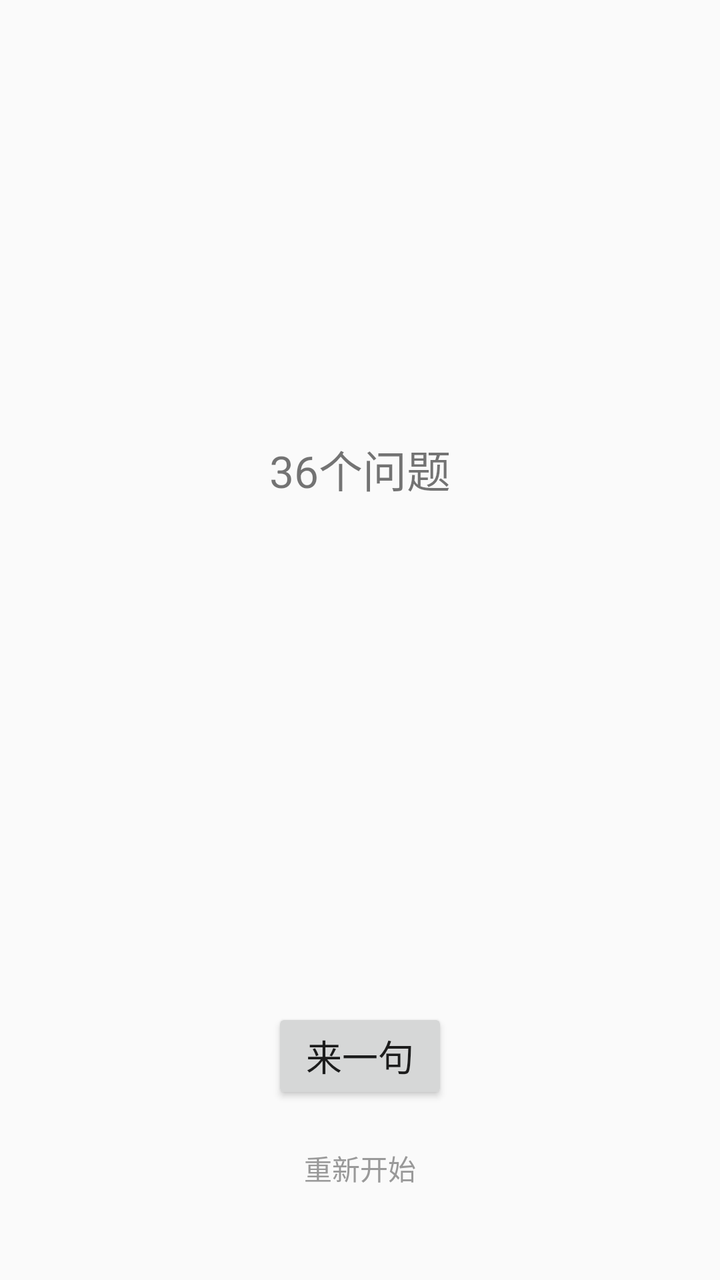
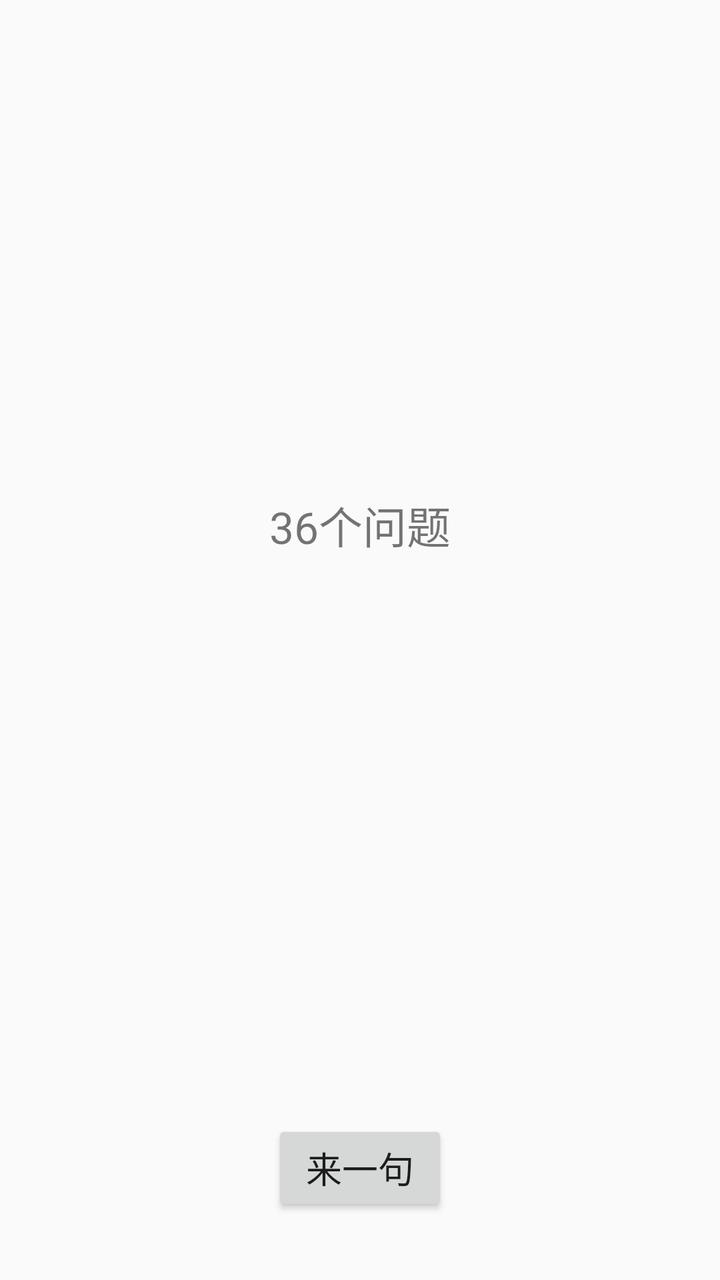

Screens rendered from an Android XML layout before and after an edit, with the pre-edit source and the edit as a unified diff.
<!-- AndroidManifest.xml: application theme AppTheme -->
<!-- res/layout/activity_main.xml -->
<?xml version="1.0" encoding="utf-8"?>
<LinearLayout xmlns:android="http://schemas.android.com/apk/res/android"
    android:layout_width="match_parent"
    android:layout_height="match_parent"
    android:orientation="vertical"
    android:gravity="center"
    android:padding="32dp">

    <TextView
        android:id="@+id/textView"
        android:layout_width="match_parent"
        android:layout_height="0dp"
        android:layout_weight="1"
        android:gravity="center"
        android:textSize="22sp"
        android:lineSpacingMultiplier="1.3"
        android:text="@string/app_name" />

    <TextView
        android:id="@+id/countView"
        android:layout_width="wrap_content"
        android:layout_height="wrap_content"
        android:layout_marginTop="16dp"
        android:textSize="14sp"
        android:textColor="#999999" />

    <Button
        android:id="@+id/button"
        android:layout_width="wrap_content"
        android:layout_height="wrap_content"
        android:layout_marginTop="32dp"
        android:text="@string/button_label"
        android:textSize="18sp" />

    <Button
        android:id="@+id/resetButton"
        style="?android:attr/borderlessButtonStyle"
        android:layout_width="wrap_content"
        android:layout_height="wrap_content"
        android:layout_marginTop="8dp"
        android:text="@string/reset_label"
        android:textColor="#999999" />

</LinearLayout>
<!-- resources referenced by this layout -->
<resources>
  <string name="app_name">36个问题</string>
  <string name="button_label">来一句</string>
  <string name="reset_label">重新开始</string>
  <style name="AppTheme" parent="android:Theme.Material.Light.NoActionBar">
          <item name="android:windowBackground">#FAFAFA</item>
      </style>
</resources>

<!-- the commit's change to res/layout/activity_main.xml (unified diff, before → after) -->
@@ -32,13 +32,4 @@
         android:text="@string/button_label"
         android:textSize="18sp" />
 
-    <Button
-        android:id="@+id/resetButton"
-        style="?android:attr/borderlessButtonStyle"
-        android:layout_width="wrap_content"
-        android:layout_height="wrap_content"
-        android:layout_marginTop="8dp"
-        android:text="@string/reset_label"
-        android:textColor="#999999" />
-
 </LinearLayout>
<!-- resource entries referenced after the edit -->
@@ -2,7 +2,6 @@
 <resources>
   <string name="app_name">36个问题</string>
   <string name="button_label">来一句</string>
-  <string name="reset_label">重新开始</string>
   <style name="AppTheme" parent="android:Theme.Material.Light.NoActionBar">
           <item name="android:windowBackground">#FAFAFA</item>
       </style>
